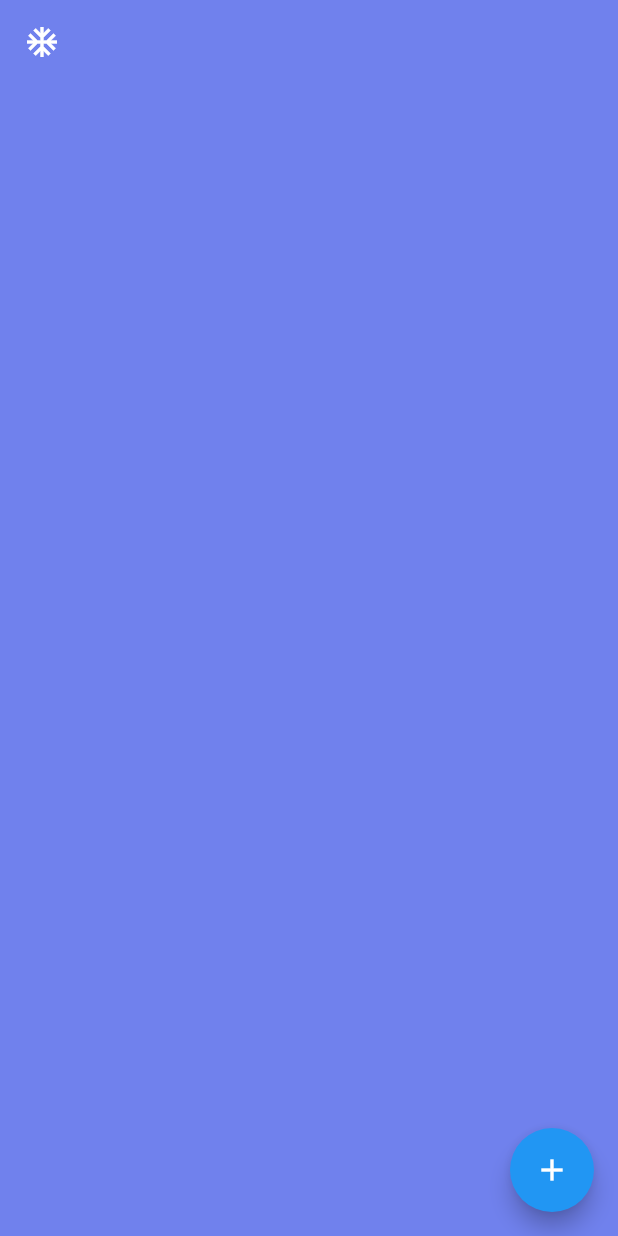
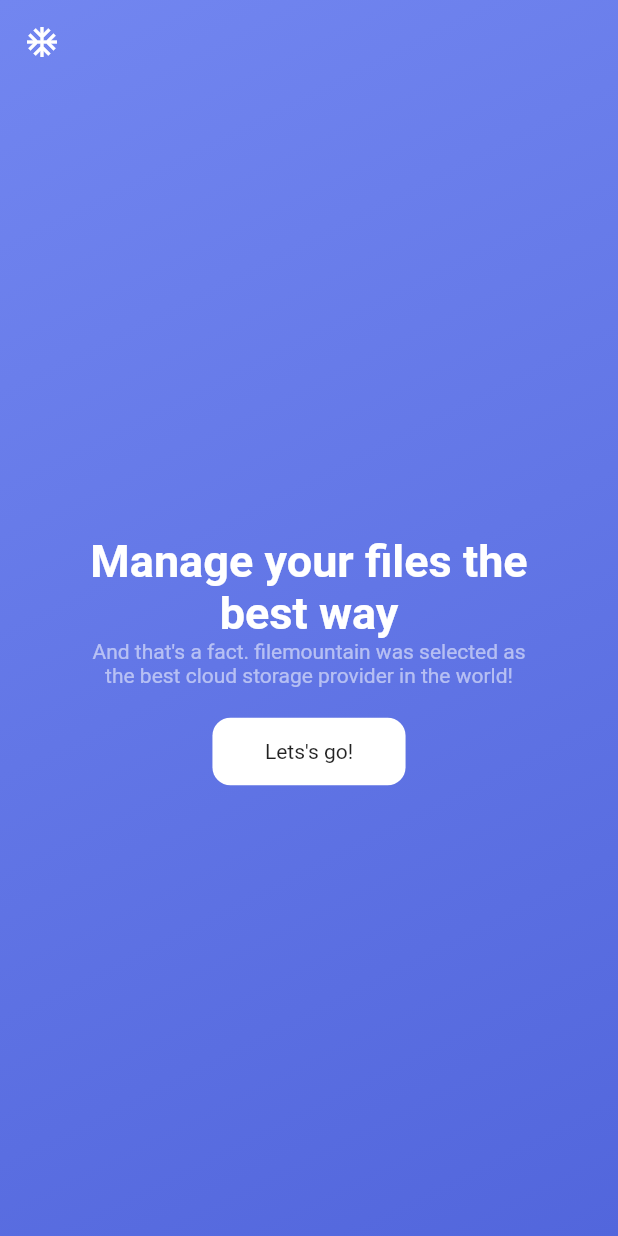
Before and after one commit to ceejayps/file_manager_ui, a Flutter app: the screen it shows after launch, on a phone screen of 412 x 824 dp. Run offline on Flutter 3.47's test engine with Material 2 defaults, Android fonts, the light colour scheme and no system bars.

Commit message:
Update main.dart

```diff
--- a/lib/main.dart
+++ b/lib/main.dart
@@ -14,6 +14,7 @@ class MyApp extends StatelessWidget {
         primarySwatch: Colors.blue,
       ),
       home: MyHomePage(title: 'Flutter Demo Home Page'),
+      debugShowCheckedModeBanner: false,
     );
   }
 }
@@ -28,30 +29,73 @@ class MyHomePage extends StatefulWidget {
 }
 
 class _MyHomePageState extends State<MyHomePage> {
-  int _counter = 0;
-
-  void _incrementCounter() {
-    setState(() {
-      _counter++;
-    });
-  }
-
   @override
   Widget build(BuildContext context) {
-    return Scaffold(
-      backgroundColor: Color(0XFF7081ed),
-      appBar: AppBar(
-          elevation: 0,
+    return Container(
+      decoration: const BoxDecoration(
+        gradient: LinearGradient(
+          begin: Alignment.topLeft,
+          end: Alignment
+              .bottomRight, // 10% of the width, so there are ten blinds.
+          colors: <Color>[
+            Color(0xff7286f0),
+            Color(0xff5266dc)
+          ], // red to yellow
+          tileMode: TileMode.repeated, // repeats the gradient over the canvas
+        ),
+      ),
+      child: Scaffold(
           backgroundColor: Colors.transparent,
-          title: Icon(Icons.ac_unit)),
-      body: Expanded(
-        child: Container(),
-      ),
-      floatingActionButton: FloatingActionButton(
-        onPressed: _incrementCounter,
-        tooltip: 'Increment',
-        child: Icon(Icons.add),
-      ),
+          appBar: AppBar(
+              elevation: 0,
+              backgroundColor: Colors.transparent,
+              title: Icon(Icons.ac_unit)),
+          body: Container(
+            child: Padding(
+              padding: const EdgeInsets.only(left: 60, right: 60),
+              child: Center(
+                child: Column(
+                  mainAxisAlignment: MainAxisAlignment.center,
+                  crossAxisAlignment: CrossAxisAlignment.center,
+                  children: [
+                    Container(),
+                    Text(
+                      "Manage your files the best way",
+                      textAlign: TextAlign.center,
+                      style: TextStyle(
+                        color: Colors.white,
+                        fontWeight: FontWeight.bold,
+                        fontSize: 30,
+                      ),
+                    ),
+                    Text(
+                      "And that's a fact. filemountain was selected as the best cloud storage provider in the world!",
+                      textAlign: TextAlign.center,
+                      style: TextStyle(
+                        color: Colors.white54,
+                        //fontWeight: FontWeight.bold,
+                        fontSize: 14,
+                      ),
+                    ),
+                    SizedBox(
+                      height: 20,
+                    ),
+                    Container(
+                      decoration: BoxDecoration(
+                        borderRadius: BorderRadius.circular(12),
+                        color: Colors.white,
+                      ),
+                      height: 45,
+                      width: MediaQuery.of(context).size.width / 3.2,
+                      child: Center(
+                        child: Text("Lets's go!"),
+                      ),
+                    )
+                  ],
+                ),
+              ),
+            ),
+          )),
     );
   }
 }
```
